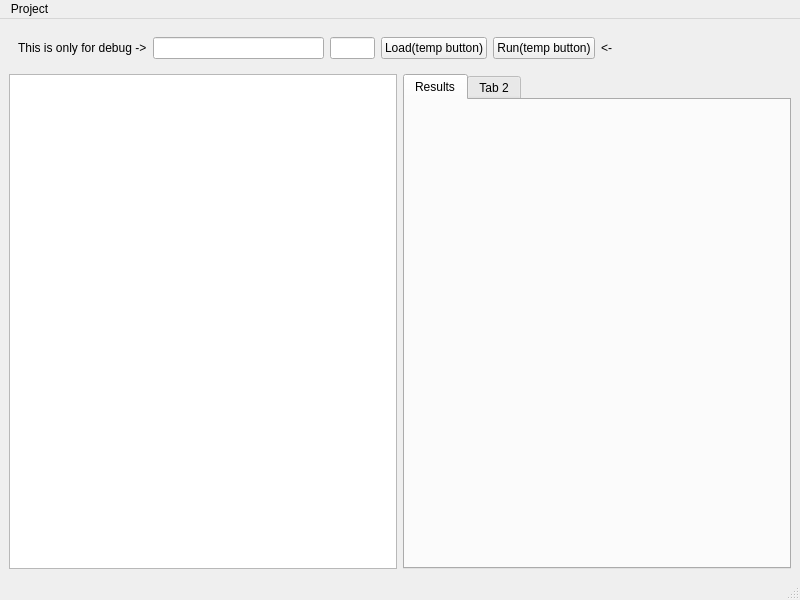
qtestrunner/TestRunner, file gui/forms/mainfrm.ui: the form before one commit.
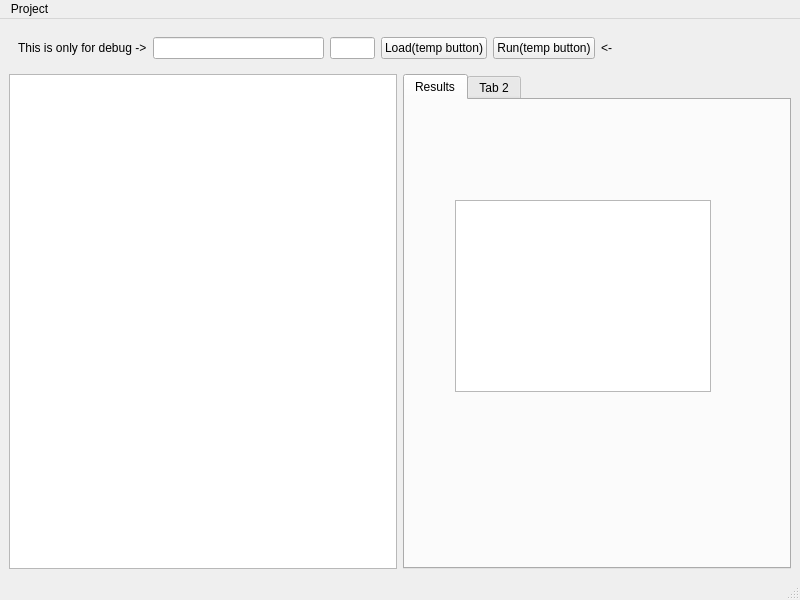
The form after the commit.

```diff
--- a/gui/forms/mainfrm.ui
+++ b/gui/forms/mainfrm.ui
@@ -92,6 +92,16 @@
          <attribute name="title">
           <string>Results</string>
          </attribute>
+         <widget class="QTreeView" name="treeView">
+          <property name="geometry">
+           <rect>
+            <x>50</x>
+            <y>100</y>
+            <width>256</width>
+            <height>192</height>
+           </rect>
+          </property>
+         </widget>
         </widget>
         <widget class="QWidget" name="tab_2">
          <attribute name="title">
```
Left out of the diff: 2 changed lines with no effect on the pictures.
